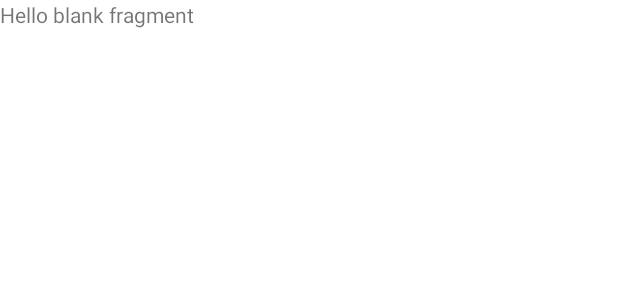
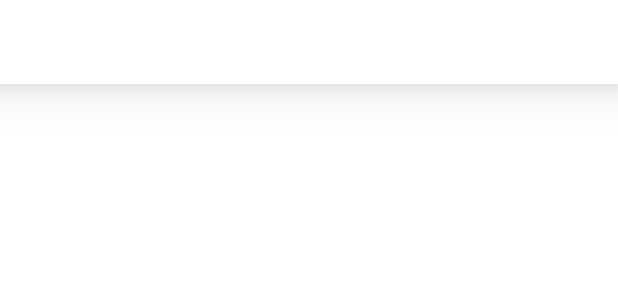
Before and after one commit to bebaoboy/group7_Gallerium, an Android app: the layout fragment_photo.xml on its own in the app's theme, with its tools: preview values and no code run, on a phone screen of 412 x 824 dp. Shown: the top 300 px of the screen. Run offline under Robolectric (Android 15) with nearby library versions, the phone set to English and light mode, and no system bars.

Commit message:
add toolbar

```diff
--- a/app/src/main/res/layout/fragment_all_photo.xml
+++ b/app/src/main/res/layout/fragment_photo.xml
@@ -1,11 +1,20 @@
 <?xml version="1.0" encoding="utf-8"?>
 <FrameLayout xmlns:android="http://schemas.android.com/apk/res/android"
+    xmlns:app="http://schemas.android.com/apk/res-auto"
     xmlns:tools="http://schemas.android.com/tools"
     android:layout_width="match_parent"
     android:layout_height="match_parent"
-    tools:context=".AllPhotoFragment">
+    tools:context=".PhotoFragment">
 
     <!-- TODO: Update blank fragment layout -->
+    <include
+        layout="@layout/layout_toolbar"
+        android:layout_width="match_parent"
+        android:layout_height="wrap_content"
+        app:layout_constraintEnd_toEndOf="parent"
+        app:layout_constraintStart_toStartOf="parent"
+        app:layout_constraintTop_toTopOf="parent" />
+
     <TextView
         android:layout_width="match_parent"
         android:layout_height="match_parent"
--- /dev/null
+++ b/app/src/main/res/layout/layout_toolbar.xml
@@ -0,0 +1,14 @@
+<?xml version="1.0" encoding="utf-8"?>
+<androidx.appcompat.widget.Toolbar xmlns:android="http://schemas.android.com/apk/res/android"
+    xmlns:app="http://schemas.android.com/apk/res-auto"
+    android:id="@+id/toolbar"
+    android:layout_width="match_parent"
+    android:layout_height="wrap_content"
+    android:background="@color/white"
+    android:elevation="20sp"
+    android:minHeight="?attr/actionBarSize"
+    android:theme="?attr/actionBarTheme"
+    app:layout_constraintEnd_toEndOf="parent"
+    app:layout_constraintStart_toStartOf="parent"
+    app:layout_constraintTop_toTopOf="parent" >
+</androidx.appcompat.widget.Toolbar>
--- /dev/null
+++ b/app/src/main/res/menu/menu_photo.xml
@@ -0,0 +1,4 @@
+<?xml version="1.0" encoding="utf-8"?>
+<menu xmlns:android="http://schemas.android.com/apk/res/android">
+
+</menu>
--- a/app/src/main/res/values/strings.xml
+++ b/app/src/main/res/values/strings.xml
@@ -6,4 +6,5 @@
     <string name="fav">Yêu thích</string>
     <!-- TODO: Remove or change this placeholder text -->
     <string name="hello_blank_fragment">Hello blank fragment</string>
+    <string name="appbar">Thanh công cụ</string>
 </resources>
--- a/app/src/main/res/values/themes.xml
+++ b/app/src/main/res/values/themes.xml
@@ -2,8 +2,8 @@
     <!-- Base application theme. -->
     <style name="Theme.Group7_PhotoViewer" parent="Theme.MaterialComponents.DayNight.DarkActionBar">
         <!-- Primary brand color. -->
-        <item name="colorPrimary">@color/primary_color_light</item>
-        <item name="colorPrimaryVariant">@color/title_light</item>
+        <item name="colorPrimary">@color/white</item>
+        <item name="colorPrimaryVariant">@color/primary_color_light</item>
         <item name="colorOnPrimary">@color/black</item>
         <!-- Secondary brand color. -->
         <item name="colorSecondary">@color/primary_color_light_20a</item>
```
Also changed, not shown: app/src/main/java/com/group7/gallerium/PhotoFragment.java (renamed from app/src/main/java/com/group7/gallerium/AllPhotoFragment.java, +12 -4 lines), app/src/main/res/layout/activity_main.xml (+5 -2 lines).
